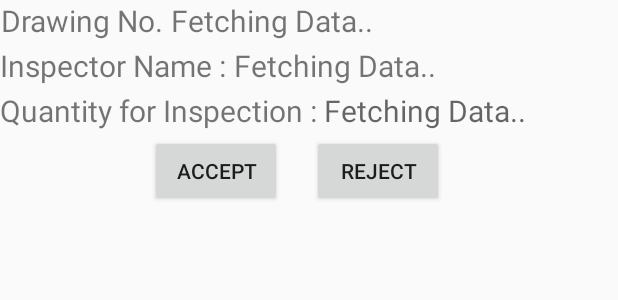
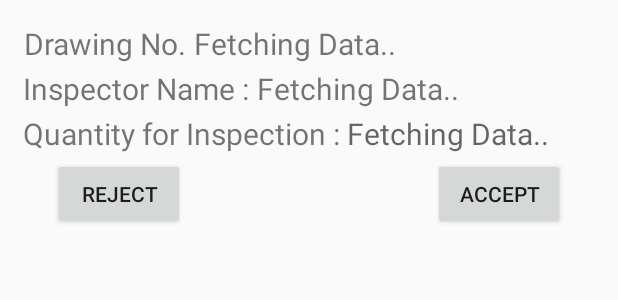
Before and after one commit to 1ezio/Hirmi_android_client, an Android app: the layout inspector_dialog.xml on its own in the app's theme, with its tools: preview values and no code run, on a phone screen of 412 x 824 dp. Shown: the top 300 px of the screen. Run offline under Robolectric (Android 15) with nearby library versions, the phone set to English and light mode, and no system bars.

```diff
--- a/app/src/main/res/layout/inspector_dialog.xml
+++ b/app/src/main/res/layout/inspector_dialog.xml
@@ -1,13 +1,16 @@
 <?xml version="1.0" encoding="utf-8"?>
-<LinearLayout
-    xmlns:android="http://schemas.android.com/apk/res/android" android:layout_width="match_parent"
+<LinearLayout xmlns:android="http://schemas.android.com/apk/res/android"
+    android:layout_width="match_parent"
     android:orientation="vertical"
-        android:layout_height="match_parent">
+    android:layout_height="wrap_content"
+    android:layout_gravity="center_horizontal"
+    android:padding="15dp">
 
     <LinearLayout
         android:orientation="horizontal"
         android:layout_width="match_parent"
-        android:layout_height="400dp">
+        android:layout_height="wrap_content">
+
         <LinearLayout
             android:layout_width="match_parent"
             android:layout_height="match_parent"
@@ -92,27 +95,29 @@
             </LinearLayout>
 
 
-
-            <LinearLayout
-                android:layout_width="wrap_content"
-                android:layout_height="wrap_content">
+            <RelativeLayout
+                android:layout_width="match_parent"
+                android:layout_height="match_parent"
+                android:gravity="center_horizontal">
 
                 <Button
                     android:id="@+id/accept_id"
                     android:layout_width="wrap_content"
                     android:layout_height="wrap_content"
-                    android:layout_gravity="center"
-                    android:layout_marginLeft="100dp"
+                    android:layout_alignParentRight="true"
+                    android:layout_marginRight="20dp"
+                    android:layout_alignRight="@+id/reject_id"
+                    android:layout_marginLeft="10dp"
                     android:text="ACCEPT" />
 
                 <Button
                     android:id="@+id/reject_id"
-                android:layout_width="wrap_content"
-                android:layout_height="wrap_content"
-                android:layout_gravity="center"
-                android:layout_marginLeft="20dp"
-                android:text="REJECT" />
-            </LinearLayout>
+                    android:layout_width="wrap_content"
+                    android:layout_height="wrap_content"
+                    android:layout_alignParentLeft="true"
+                    android:layout_marginLeft="20dp"
+                    android:text="REJECT" />
+            </RelativeLayout>
 
         </LinearLayout>
 
```
